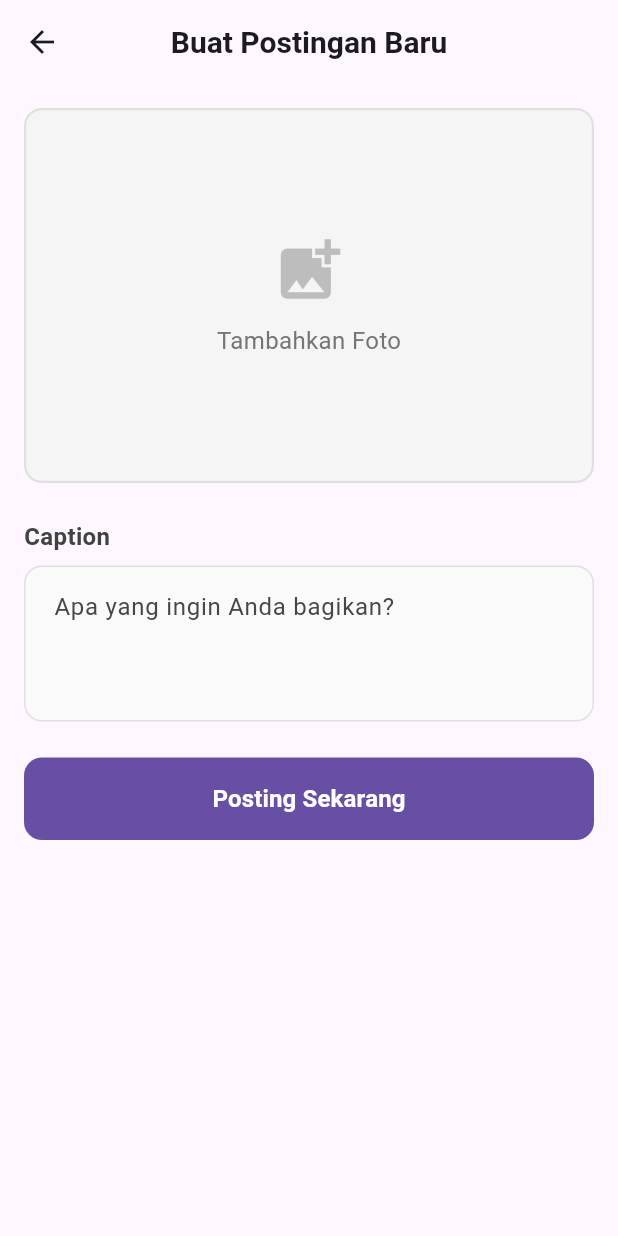
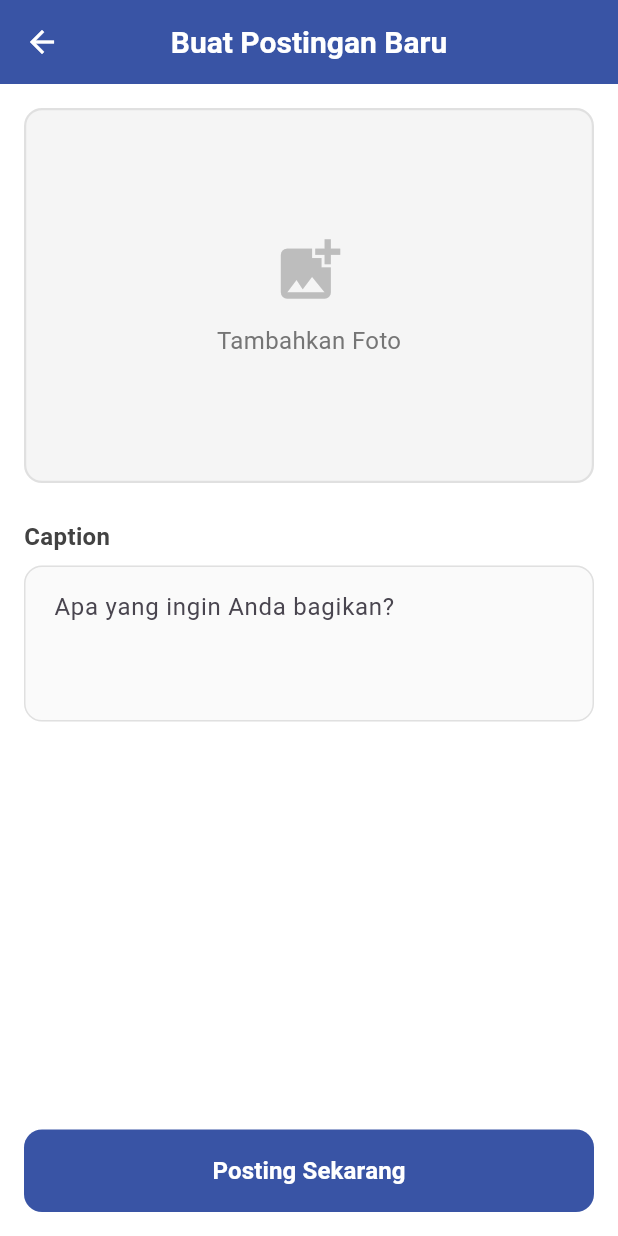
Before and after one commit to yusrondev/sevima_frontend, a Flutter app: the HomeScreen screen opened directly, after a tap on the "add" icon, on a phone screen of 412 x 824 dp. Run offline on Flutter 3.47's test engine with Material 3 defaults, Android fonts, the phone set to English and light mode, and no system bars; our stand-ins replace dio, flutter_secure_storage, image_cropper, image_picker; accounts and stored records are empty; network calls fail.

Commit message:
DEV - layouting & coloring

```diff
--- a/lib/api_service.dart
+++ b/lib/api_service.dart
@@ -6,7 +6,7 @@ import 'models/comment.dart';
 
 class ApiService {
   final Dio _dio = Dio(
-    BaseOptions(baseUrl: 'https://e21108be3c1a.ngrok-free.app/api'),
+    BaseOptions(baseUrl: 'https://017a35ec3809.ngrok-free.app/api'),
   );
   final storage = FlutterSecureStorage();
 
--- a/lib/models/post.dart
+++ b/lib/models/post.dart
@@ -46,6 +46,6 @@ class Post {
 
   String? get imageUrl {
     if (image == null) return null;
-    return 'https://ee878e1d034e.ngrok-free.app/storage/$image';
+    return '$image';
   }
 }
--- a/lib/screens/home_screen.dart
+++ b/lib/screens/home_screen.dart
@@ -38,11 +38,11 @@ class _HomeScreenState extends State<HomeScreen> {
     return Scaffold(
       backgroundColor: Colors.white,
       appBar: AppBar(
-        backgroundColor: Colors.white,
-        title: Text('InstaApp'),
+        backgroundColor: Color(0xff3954a5),
+        title: Text('InstaApp', style: TextStyle(color: Colors.white, fontWeight: FontWeight.w700),),
         actions: [
           IconButton(
-            icon: Icon(Icons.logout),
+            icon: Icon(Icons.logout, color: Colors.white,),
             onPressed: () {
               Provider.of<AuthProvider>(context, listen: false).logout();
             },
@@ -222,7 +222,9 @@ class _HomeScreenState extends State<HomeScreen> {
                 ),
               ),
       floatingActionButton: FloatingActionButton(
-        child: Icon(Icons.add),
+        backgroundColor: Color(0xff3954a5),
+        elevation: 0,
+        child: Icon(Icons.add, color: Colors.white, size: 30),
         onPressed: () async {
           final newPost = await Navigator.push(
             context,
--- a/lib/screens/upload_screen.dart
+++ b/lib/screens/upload_screen.dart
@@ -26,18 +26,14 @@ class _UploadScreenState extends State<UploadScreen> {
         compressQuality: 90,
         uiSettings: [
           AndroidUiSettings(
-            toolbarTitle: 'Crop Gambar',
-            toolbarColor: Colors.deepPurple,
+            toolbarTitle: 'Pangkas Gambar',
+            toolbarColor: Color(0xff3954a5),
             toolbarWidgetColor: Colors.white,
             initAspectRatio: CropAspectRatioPreset.original,
             lockAspectRatio: false,
           ),
-          IOSUiSettings(
-            title: 'Crop Gambar',
-          ),
-          WebUiSettings(
-            context: context,
-          ),
+          IOSUiSettings(title: 'Pangkas Gambar'),
+          WebUiSettings(context: context),
         ],
       );
 
@@ -72,9 +68,7 @@ class _UploadScreenState extends State<UploadScreen> {
 
     try {
       final post = await ApiService().createPost(captionController.text, _image);
-
       if (!mounted) return;
-
       Navigator.pop(context, post);
     } catch (e) {
       setState(() => _uploading = false);
@@ -93,15 +87,19 @@ class _UploadScreenState extends State<UploadScreen> {
   @override
   Widget build(BuildContext context) {
     return Scaffold(
+      backgroundColor: Colors.white,
       appBar: AppBar(
+        backgroundColor: Color(0xff3954a5),
         title: Text(
           'Buat Postingan Baru',
           style: TextStyle(
             fontWeight: FontWeight.bold,
             fontSize: 20,
+            color: Colors.white,
           ),
         ),
         centerTitle: true,
+        foregroundColor: Colors.white,
         elevation: 0,
         actions: [
           if (_image != null || captionController.text.isNotEmpty)
@@ -117,14 +115,12 @@ class _UploadScreenState extends State<UploadScreen> {
         ],
       ),
       body: SingleChildScrollView(
-        child: Padding(
         padding: const EdgeInsets.all(16.0),
         child: Form(
           key: _formKey,
           child: Column(
             crossAxisAlignment: CrossAxisAlignment.stretch,
             children: [
-                // Image preview section
               GestureDetector(
                 onTap: _pickAndCropImage,
                 child: Container(
@@ -167,8 +163,6 @@ class _UploadScreenState extends State<UploadScreen> {
                 ),
               ),
               SizedBox(height: 24),
-
-                // Caption section
               Text(
                 'Caption',
                 style: TextStyle(
@@ -210,13 +204,17 @@ class _UploadScreenState extends State<UploadScreen> {
                   return null;
                 },
               ),
-                SizedBox(height: 24),
-
-                // Upload button
-                ElevatedButton(
+              SizedBox(height: 80), // spacer untuk mencegah tertutup tombol
+            ],
+          ),
+        ),
+      ),
+      bottomNavigationBar: Padding(
+        padding: const EdgeInsets.fromLTRB(16, 0, 16, 16),
+        child: ElevatedButton(
           onPressed: _uploading ? null : _uploadPost,
           style: ElevatedButton.styleFrom(
-                    backgroundColor: Theme.of(context).primaryColor,
+            backgroundColor: Color(0xff3954a5),
             padding: EdgeInsets.symmetric(vertical: 16),
             shape: RoundedRectangleBorder(
               borderRadius: BorderRadius.circular(12),
@@ -241,10 +239,6 @@ class _UploadScreenState extends State<UploadScreen> {
                   ),
                 ),
         ),
-              ],
-            ),
-          ),
-        ),
       ),
     );
   }
```
Also changed, not shown: pubspec.lock. Lines whose indentation alone changed are shown as unchanged.
